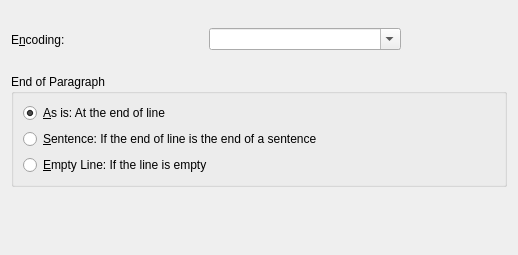
First picture: the form in filters/words/ascii/ImportDialogUI.ui, repository KDE/calligra, before the edit.
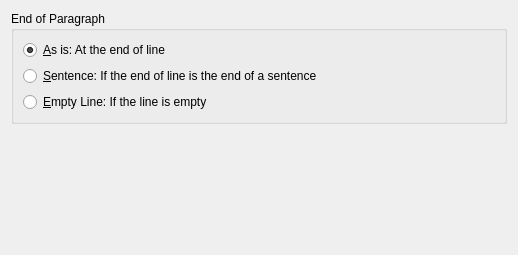
Second picture: the form after the edit. Custom widgets are drawn as their Qt base class.

Diff of the .ui file:
```diff
--- a/filters/words/ascii/ImportDialogUI.ui
+++ b/filters/words/ascii/ImportDialogUI.ui
@@ -16,49 +16,6 @@
    <string>Plain Text Import Dialog</string>
   </property>
   <layout class="QVBoxLayout">
-   <item>
-    <layout class="QHBoxLayout">
-     <item>
-      <widget class="QLabel" name="textLabel1">
-       <property name="text">
-        <string>E&amp;ncoding:</string>
-       </property>
-       <property name="textFormat">
-        <enum>Qt::PlainText</enum>
-       </property>
-       <property name="wordWrap">
-        <bool>false</bool>
-       </property>
-       <property name="buddy">
-        <cstring>comboBoxEncoding</cstring>
-       </property>
-      </widget>
-     </item>
-     <item>
-      <widget class="KComboBox" name="comboBoxEncoding">
-       <property name="editable">
-        <bool>true</bool>
-       </property>
-      </widget>
-     </item>
-     <item>
-      <spacer name="Spacer2_2">
-       <property name="orientation">
-        <enum>Qt::Vertical</enum>
-       </property>
-       <property name="sizeType">
-        <enum>QSizePolicy::Expanding</enum>
-       </property>
-       <property name="sizeHint" stdset="0">
-        <size>
-         <width>106</width>
-         <height>20</height>
-        </size>
-       </property>
-      </spacer>
-     </item>
-    </layout>
-   </item>
    <item>
     <widget class="QGroupBox" name="buttonGroupParagraph">
      <property name="title">
```
